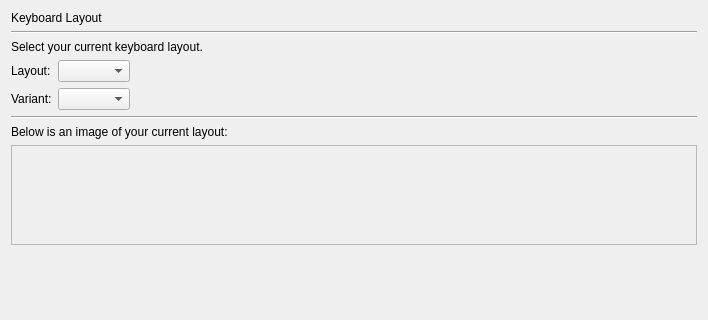
First picture: the form in gui/qt/stepKeyboardConf.ui, repository chenhan1218/ubiquity, before the edit; both pictures show x 0 to 708 and y 0 to 320 of the 708 by 570 pixel window.
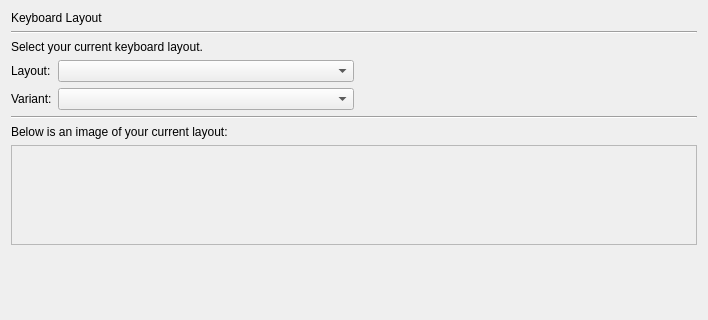
Second picture: the form after the edit.

Commit message: space keyboard combos to ensure equal size

What changed in the file:
```diff
--- a/gui/qt/stepKeyboardConf.ui
+++ b/gui/qt/stepKeyboardConf.ui
@@ -45,6 +45,8 @@
     </widget>
    </item>
    <item>
+    <layout class="QHBoxLayout" name="horizontalLayout">
+     <item>
     <layout class="QFormLayout" name="formLayout">
      <property name="fieldGrowthPolicy">
       <enum>QFormLayout::ExpandingFieldsGrow</enum>
@@ -57,7 +59,14 @@
       </widget>
      </item>
      <item row="0" column="1">
-      <widget class="QComboBox" name="keyboard_layout_combobox"/>
+        <widget class="QComboBox" name="keyboard_layout_combobox">
+         <property name="sizePolicy">
+          <sizepolicy hsizetype="MinimumExpanding" vsizetype="Fixed">
+           <horstretch>0</horstretch>
+           <verstretch>0</verstretch>
+          </sizepolicy>
+         </property>
+        </widget>
      </item>
      <item row="1" column="0">
       <widget class="QLabel" name="keyboard_variant_label">
@@ -67,7 +76,29 @@
       </widget>
      </item>
      <item row="1" column="1">
-      <widget class="QComboBox" name="keyboard_variant_combobox"/>
+        <widget class="QComboBox" name="keyboard_variant_combobox">
+         <property name="sizePolicy">
+          <sizepolicy hsizetype="MinimumExpanding" vsizetype="Fixed">
+           <horstretch>0</horstretch>
+           <verstretch>0</verstretch>
+          </sizepolicy>
+         </property>
+        </widget>
+       </item>
+      </layout>
+     </item>
+     <item>
+      <spacer name="horizontalSpacer">
+       <property name="orientation">
+        <enum>Qt::Horizontal</enum>
+       </property>
+       <property name="sizeHint" stdset="0">
+        <size>
+         <width>40</width>
+         <height>20</height>
+        </size>
+       </property>
+      </spacer>
      </item>
     </layout>
    </item>
```
Lines whose indentation alone changed are shown as unchanged.
